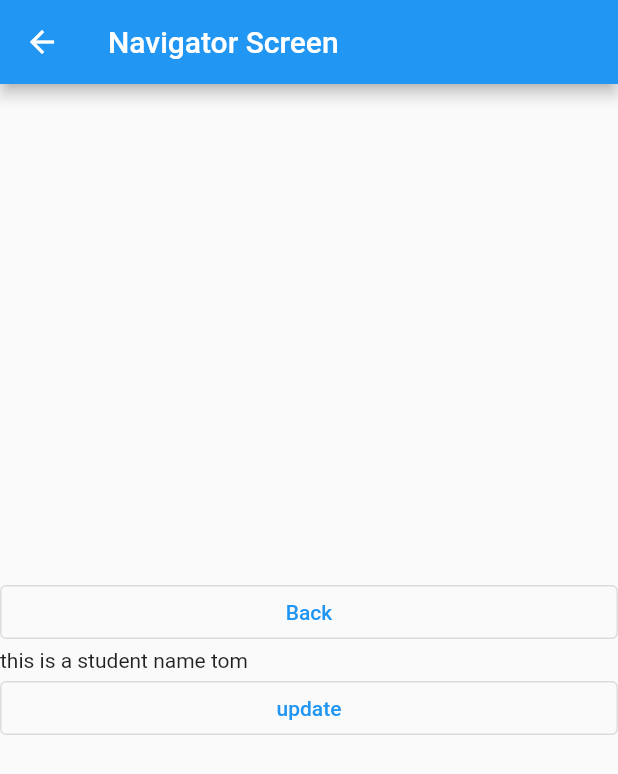
After one commit to mdomarfaruk10/flutter_getx, a Flutter app: the screen it shows after launch, after a tap on "Getx Navigator", on a phone screen of 412 x 824 dp. The commit adds this screen. Shown: the top 774 px of the screen. Run offline on Flutter 3.47's test engine with Material 2 defaults, Android fonts, the phone set to English and light mode, and no system bars; our stand-ins replace get.

Commit message:
getx utils

```diff
--- /dev/null
+++ b/lib/getx_class/student_class.dart
@@ -0,0 +1,6 @@
+import 'package:get/get.dart';
+
+class Student{
+  var name ='this is a student name tom'.obs;
+  var age = 25.obs;
+}
--- a/lib/main.dart
+++ b/lib/main.dart
@@ -1,5 +1,6 @@
 import 'package:flutter/material.dart';
 import 'package:flutter_getx/screen/home_screen.dart';
+import 'package:get/get.dart';
 
 void main() {
   runApp(const MyApp());
@@ -9,7 +10,7 @@ class MyApp extends StatelessWidget {
 
   @override
   Widget build(BuildContext context) {
-    return MaterialApp(
+    return GetMaterialApp(
       debugShowCheckedModeBanner: false,
       home: HomeScreen(),
     );
--- a/lib/screen/home_screen.dart
+++ b/lib/screen/home_screen.dart
@@ -1,4 +1,7 @@
 import 'package:flutter/material.dart';
+import 'package:flutter_getx/screen/second_screen.dart';
+import 'package:get/get.dart';
+
 class HomeScreen extends StatelessWidget {
   const HomeScreen({Key? key}) : super(key: key);
 
@@ -9,6 +12,67 @@ class HomeScreen extends StatelessWidget {
         title: Text("Getx tutorial"),
         centerTitle: true,
       ),
+      body: Column(
+         crossAxisAlignment: CrossAxisAlignment.stretch,
+        mainAxisAlignment:MainAxisAlignment.center,
+        mainAxisSize: MainAxisSize.max,
+        children: [
+
+          /// getx TOP Snackber
+          OutlinedButton(
+            onPressed: () {
+              Get.snackbar(
+                  "This is a Snackber",
+                  "This is a Snackber message",
+                  colorText: Colors.red,
+                duration: Duration(seconds: 1),
+                instantInit: false,
+                snackPosition: SnackPosition.TOP,
+
+              );
+            },
+            child: Text("Snackber")),
+          ///getx Alert Dialog
+          OutlinedButton(
+              onPressed: () {
+                Get.defaultDialog(
+                  title: "Alert",
+                  middleText: "This is a Alert Dialog",
+                  textCancel: "Cancel",
+                  textConfirm: "Confirm",
+                  onCancel: (){},
+                  onConfirm: (){},
+
+                );
+              },
+              child: Text("Alert Dialog")),
+          /// Getx Navigation
+          OutlinedButton(
+              onPressed: () async{
+                var data= await Get.to(
+                SecondScreen()
+                );
+                print(data);
+              },
+              child: Text("Getx Navigator")),
+          OutlinedButton(
+              onPressed: () {
+                Get.defaultDialog(
+                  title: "Alert",
+                  middleText: "This is a Alert Dialog",
+                  textCancel: "Cancel",
+                  textConfirm: "Confirm",
+                  onCancel: (){},
+                  onConfirm: (){},
+
+                );
+              },
+              child: Text("Alert Dialog")),
+
+
+
+        ],
+      ),
     );
   }
 }
--- /dev/null
+++ b/lib/screen/second_screen.dart
@@ -0,0 +1,32 @@
+import 'package:flutter/material.dart';
+import 'package:flutter_getx/getx_class/student_class.dart';
+import 'package:get/get.dart';
+import 'package:get/get_core/src/get_main.dart';
+class SecondScreen extends StatelessWidget {
+  const SecondScreen({Key? key}) : super(key: key);
+
+  @override
+  Widget build(BuildContext context) {
+    Student student = Student();
+    return Scaffold(
+      appBar: AppBar(
+        title: Text("Navigator Screen"),
+      ),
+      body: Column(
+        crossAxisAlignment: CrossAxisAlignment.stretch,
+        mainAxisAlignment: MainAxisAlignment.center,
+        children: [
+          OutlinedButton(onPressed: () async{
+            Get.back(result: "This is second screen data");
+          }, child: Text("Back")),
+          Obx(() => Text(student.name.value)),
+
+          OutlinedButton(onPressed: () async{
+          student.name.value = student.name.value.toUpperCase();
+          }, child: Text("update")),
+
+        ],
+      ),
+    );
+  }
+}
```
